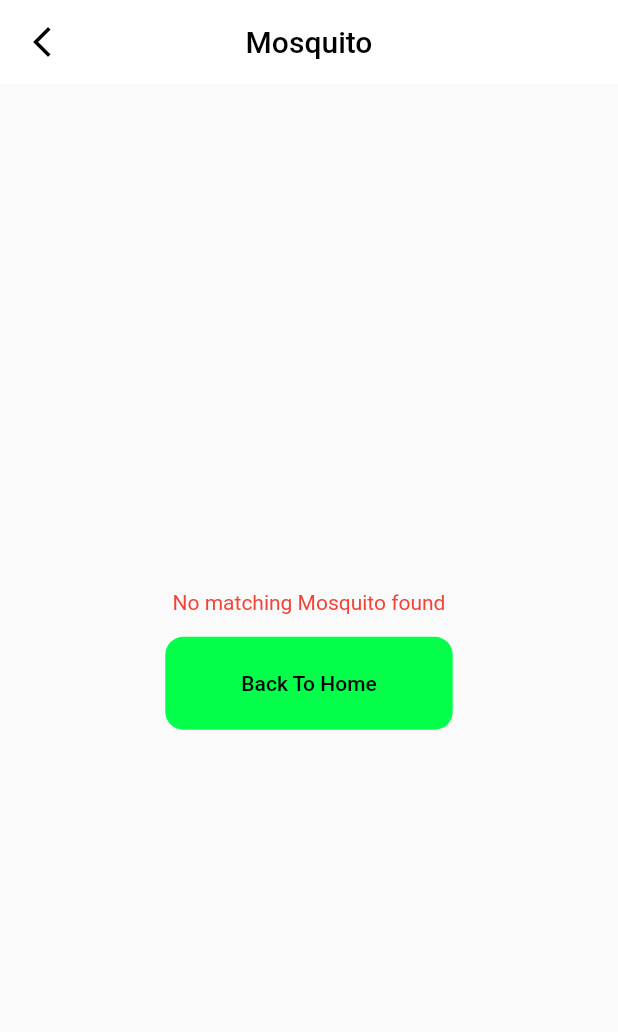
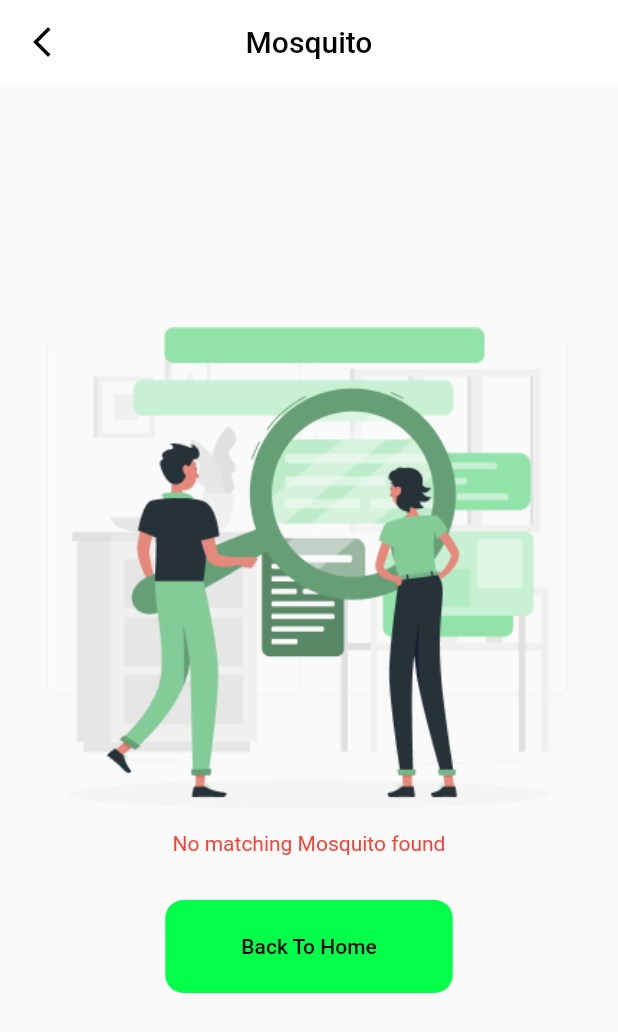
Before and after one commit to BrukMak/Multi-Species-Mosquito-Detection-with-Audio-Classification, a Flutter app: the ErrorScreen screen opened directly, on a phone screen of 412 x 824 dp. Shown: the top 1032 px of the screen. Run offline on Flutter 3.47's test engine with Material 2 defaults, Android fonts, the light colour scheme and no system bars; our stand-ins replace dartz, equatable, flutter_bloc, get_it, internet_connection_checker, permission_handler and 1 more; missing offline and left inert: record; accounts and stored records are empty; Roboto replaces fonts that are missing (Urbanist); key blocks and very long unbroken strings in the code were emptied for the run.

Commit message:
done with everythin

```diff
--- a/mosdetector/lib/core/utils/base_url.dart
+++ b/mosdetector/lib/core/utils/base_url.dart
@@ -2,5 +2,5 @@
 
 String getBaseUrl() {
 
-  return 'https://dc94-89-38-97-139.sa.ngrok.io/predict';
+  return 'https://231d-89-38-97-139.sa.ngrok.io/predict';
 }
--- a/mosdetector/lib/features/mosqiuto/data/datasources/mosquito_provider.dart
+++ b/mosdetector/lib/features/mosqiuto/data/datasources/mosquito_provider.dart
@@ -39,7 +39,10 @@ class MosquitoRemoteDataProviderImpl implements MosquitoRemoteDataProvider {
       print("returned" + curResponse.body);
 
       if (curResponse.statusCode == 200) {
-        var model = MosquitoModel.fromJson(jsonDecode(curResponse.body));
+        var cur = jsonDecode(curResponse.body);
+        cur["time"] = DateTime.now().toString();
+        var model = MosquitoModel.fromJson(cur);
+
         if (mosList.contains(model.name)) {
           await ShardPrefHelper.addMosquito(model);
         }
--- a/mosdetector/lib/features/mosqiuto/data/models/mosquito_model.dart
+++ b/mosdetector/lib/features/mosqiuto/data/models/mosquito_model.dart
@@ -9,7 +9,7 @@ class MosquitoModel {
   factory MosquitoModel.fromJson(Map<String, dynamic> json) {
     return MosquitoModel(
         name: json["name"],
-        time: DateTime.now().toString(),
+        time: json["time"],
       );
   }
 
--- a/mosdetector/lib/features/mosqiuto/presentation/screens/error_screen.dart
+++ b/mosdetector/lib/features/mosqiuto/presentation/screens/error_screen.dart
@@ -25,8 +25,10 @@ class _ErrorScreenState extends State<ErrorScreen> {
           mainAxisAlignment: MainAxisAlignment.center,
 
           children: [
+            const Image(image: AssetImage("assets/images/rafiki.png")),
+            const SizedBox(height: 15,),
             Text(widget.message, style: const TextStyle(color: Colors.red),),
-            SizedBox(height: 15,),
+            const SizedBox(height: 30,),
             PrimaryButton(
                 text: "Back To Home",
                 backgroundColor: buttonColor,
```
Also changed, not shown: mosdetector/lib/features/mosqiuto/presentation/screens/recent_activity_page.dart (+4 -3 lines), mosdetector/lib/features/mosqiuto/presentation/screens/recorder_page.dart (+3 -6 lines), mosdetector/assets/images/rafiki.png (added).
